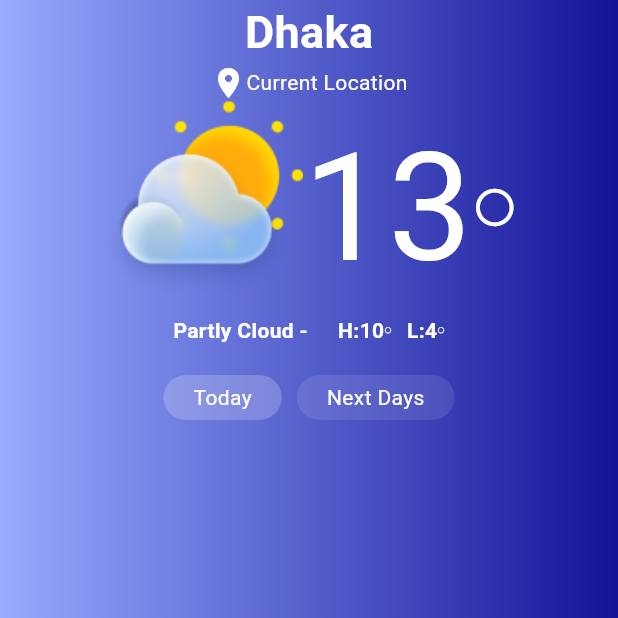
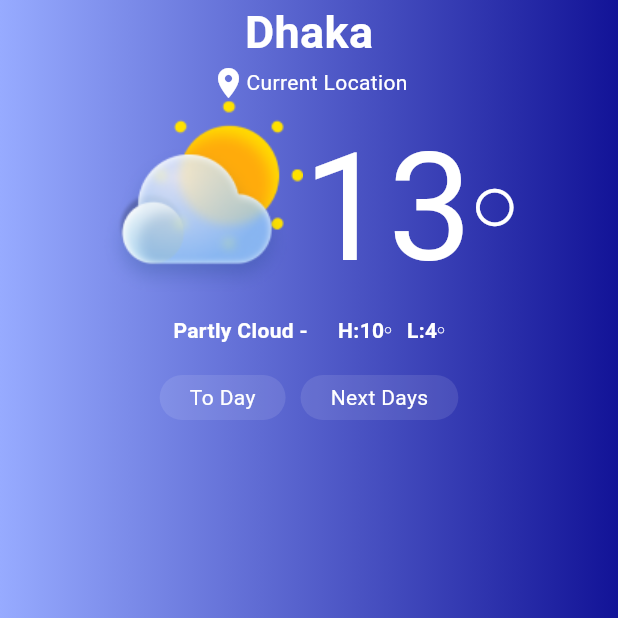
Before and after one commit to araful39/weather_app, a Flutter app: the screen it shows after launch, on a phone screen of 412 x 824 dp, the top half of it. Run offline on Flutter 3.47's test engine with Material 3 defaults, Android fonts, the phone set to English and light mode, and no system bars; our stand-ins replace get.

Commit message:
today and next days button add

```diff
--- a/lib/main.dart
+++ b/lib/main.dart
@@ -1,6 +1,6 @@
 import 'package:flutter/material.dart';
 import 'package:get/get_navigation/src/root/get_material_app.dart';
-import 'package:weater_app/view/home.dart';
+import 'package:weater_app/view/home/home.dart';
 
 void main() {
   runApp(const MyApp());
--- a/lib/view/home.dart
+++ b/lib/view/home/home.dart
@@ -1,4 +1,5 @@
 import 'package:flutter/material.dart';
+import 'package:weater_app/view/home/widget/day_button.dart';
 
 class Home extends StatelessWidget {
   const Home({super.key});
@@ -8,7 +9,6 @@ class Home extends StatelessWidget {
     return Scaffold(
       body: SafeArea(
         child: Container(
-
           decoration: const BoxDecoration(
             gradient: LinearGradient(
                 colors: [
@@ -19,8 +19,6 @@ class Home extends StatelessWidget {
                 end: FractionalOffset(1.0, 0.0),
                 stops: [0.0, 1.0],
                 tileMode: TileMode.clamp),
-
-
           ),
           child: Column(
             mainAxisAlignment: MainAxisAlignment.start,
@@ -57,10 +55,7 @@ class Home extends StatelessWidget {
                     children: [
                       Text(
                         "13",
-                        style: TextStyle(
-                            color: Colors.white,
-
-                            fontSize: 100),
+                        style: TextStyle(color: Colors.white, fontSize: 100),
                       ),
                       Icon(
                         Icons.circle_outlined,
@@ -71,11 +66,9 @@ class Home extends StatelessWidget {
                   )
                 ],
               ),
-
               const Row(
                 mainAxisAlignment: MainAxisAlignment.center,
                 children: [
-
                   Row(
                     children: [
                       Text(
@@ -135,41 +128,11 @@ const SizedBox(
               Row(
                 mainAxisAlignment: MainAxisAlignment.center,
                 children: [
-                  GestureDetector(
-                    onTap: (){},
-                    child: Container(
-
-
-
-                      decoration: BoxDecoration(
-                        borderRadius: BorderRadius.circular(15),
-                        color: Colors.white.withOpacity(0.2)
+                  DayButton(onTap: () {  }, name: 'To Day',),
+                  const SizedBox(
+                    width: 10,
                   ),
-
-                      child: const Padding(
-                        padding: EdgeInsets.symmetric(horizontal: 20,vertical: 5),
-                        child: Text("Today",style: TextStyle(color: Colors.white),),
-                      ),
-                    ),
-                  ),
-                  const SizedBox(width: 10,),
-                  GestureDetector(
-                    onTap: (){},
-                    child: Container(
-
-
-
-                      decoration: BoxDecoration(
-                          borderRadius: BorderRadius.circular(15),
-                          color: Colors.white.withOpacity(0.1)
-                      ),
-
-                      child: const Padding(
-                        padding: EdgeInsets.symmetric(horizontal: 20,vertical: 5),
-                        child: Text("Next Days",style: TextStyle(color: Colors.white),),
-                      ),
-                    ),
-                  ),
+                   DayButton(onTap: () {  }, name: 'Next Days',),
                 ],
               )
             ],
--- /dev/null
+++ b/lib/view/home/widget/day_button.dart
@@ -0,0 +1,28 @@
+import 'package:flutter/material.dart';
+
+class DayButton extends StatelessWidget {
+  const DayButton({
+    super.key, required this.onTap, required this.name,
+  });
+  final VoidCallback onTap;
+  final String name;
+  @override
+  Widget build(BuildContext context) {
+    return GestureDetector(
+      onTap: onTap,
+      child: Container(
+        decoration: BoxDecoration(
+            borderRadius: BorderRadius.circular(15),
+            color: Colors.white.withOpacity(0.1)),
+        child:  Padding(
+          padding:
+          const EdgeInsets.symmetric(horizontal: 20, vertical: 5),
+          child: Text(
+            name,
+            style: const TextStyle(color: Colors.white),
+          ),
+        ),
+      ),
+    );
+  }
+}
```
Lines whose indentation alone changed are shown as unchanged.
